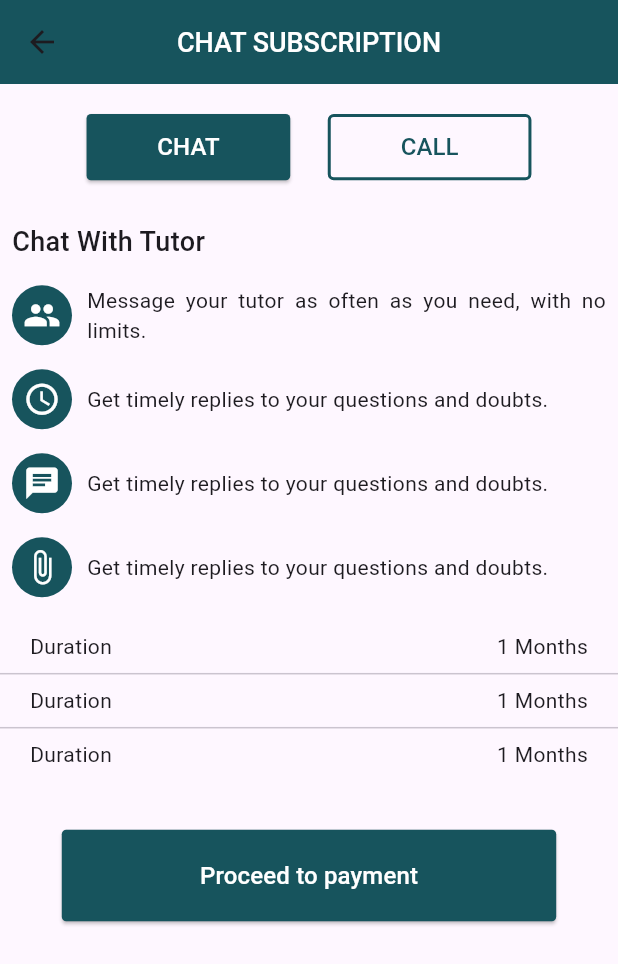
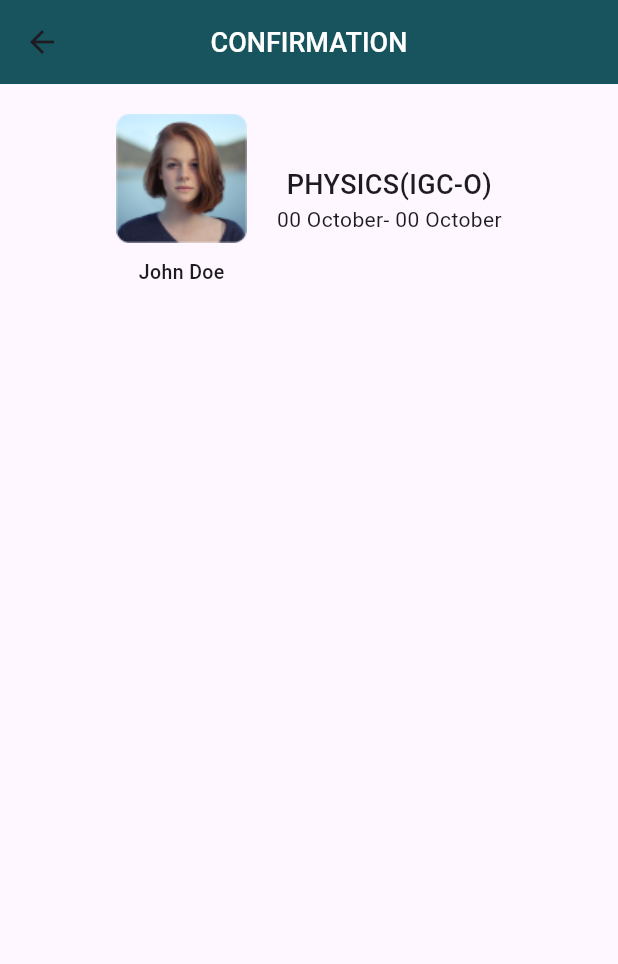
Before and after one commit to LumenCluster/LearningApp, a Flutter app: the Chatscreen screen opened directly, after a tap on "Proceed to payment", on a phone screen of 412 x 824 dp. Shown: the top 964 px of the screen. Run offline on Flutter 3.47's test engine with Material 3 defaults, Android fonts, the phone set to English and light mode, and no system bars; our stand-ins replace get; missing offline and left inert: dart:ffi.

Commit message:
Payment Confirmation Screen Added

```diff
--- a/onlinelearningapp/lib/Screens/Student Screens/ChatScreen.dart
+++ b/onlinelearningapp/lib/Screens/Student Screens/ChatScreen.dart
@@ -86,8 +86,10 @@
 import 'dart:ffi';
 
 import 'package:flutter/material.dart';
+import 'package:get/get.dart';
 import 'package:onlinelearningapp/CustomWidgets/ElevatedButton.dart';
 import 'package:onlinelearningapp/CustomWidgets/outlinebutton.dart';
+import 'package:onlinelearningapp/Screens/Student%20Screens/PaymentCONFIRMATION.dart';
 import 'package:onlinelearningapp/utils/appcolor.dart';
 
 class Chatscreen extends StatelessWidget {
@@ -166,7 +168,9 @@ class Chatscreen extends StatelessWidget {
           ),
           Center(
             child: Elevatedbutton(
-                Onpressed: () {},
+                Onpressed: () {
+                  Get.to(() => Paymentconfirmation());
+                },
                 btntext: 'Proceed to payment',
                 textcolor: whitecolor,
                 bgcolor: maincolor,
--- /dev/null
+++ b/onlinelearningapp/lib/Screens/Student Screens/PaymentCONFIRMATION.dart
@@ -0,0 +1,66 @@
+// ignore_for_file: prefer_const_constructors, prefer_const_literals_to_create_immutables
+
+import 'package:flutter/material.dart';
+import 'package:onlinelearningapp/utils/appcolor.dart';
+
+class Paymentconfirmation extends StatelessWidget {
+  const Paymentconfirmation({super.key});
+
+  @override
+  Widget build(BuildContext context) {
+    return Scaffold(
+      appBar: AppBar(
+        title: Text(
+          "CONFIRMATION",
+          style: TextStyle(
+            fontSize: 18,
+            fontWeight: FontWeight.w500,
+            color: Colors.white,
+          ),
+        ),
+        backgroundColor: maincolor,
+        centerTitle: true,
+      ),
+      body: Column(
+        children: [
+          Padding(
+            padding: const EdgeInsets.all(20),
+            child: Row(
+              mainAxisAlignment: MainAxisAlignment.center,
+              children: [
+                Column(
+                  children: [
+                    Image.asset('assets/Images/Fimage.png'),
+                    SizedBox(
+                      height: 10,
+                    ),
+                    Text(
+                      "John Doe",
+                      style:
+                          TextStyle(fontSize: 13, fontWeight: FontWeight.w500),
+                    )
+                  ],
+                ),
+                SizedBox(
+                  width: 20,
+                ),
+                Column(
+                  children: [
+                    Text(
+                      "PHYSICS(IGC-O)",
+                      style:
+                          TextStyle(fontSize: 18, fontWeight: FontWeight.w500),
+                    ),
+                    Text(
+                      "00 October- 00 October",
+                    )
+                  ],
+                )
+              ],
+            ),
+          )
+        ],
+      ),
+    );
+  }
+}
```
Also changed, not shown: onlinelearningapp/assets/Images/Fimage.png (added).
